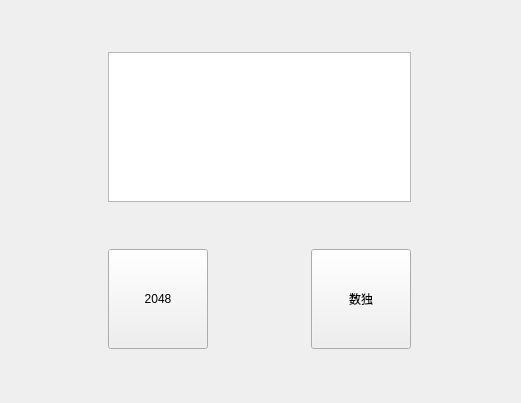
Above: Study/gamecenter.ui from Gyh-NKU/ourQTHomework before the change. Below: the same form after it.
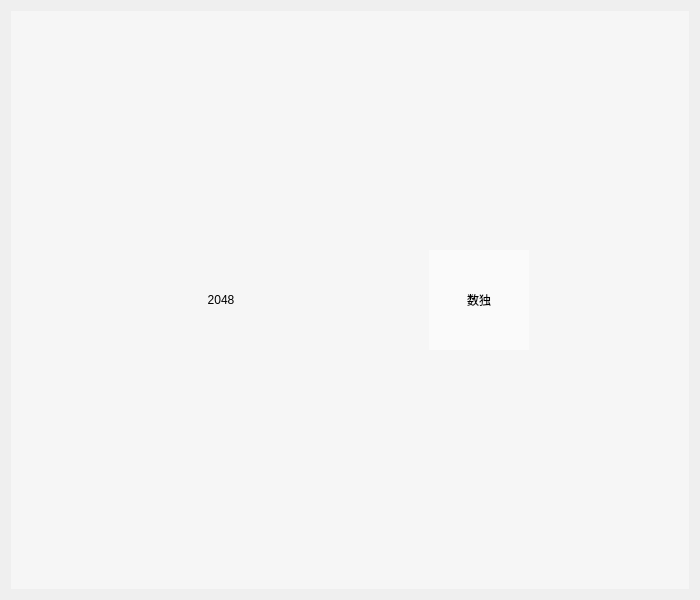
That is the form after the change. Icons and pictures are not drawn.

What changed in the file:
```diff
--- a/Study/gamecenter.ui
+++ b/Study/gamecenter.ui
@@ -6,25 +6,43 @@
    <rect>
     <x>0</x>
     <y>0</y>
-    <width>521</width>
-    <height>403</height>
+    <width>700</width>
+    <height>600</height>
    </rect>
   </property>
-  <property name="windowTitle">
-   <string>Form</string>
-  </property>
-  <layout class="QGridLayout" name="gridLayout">
-   <item row="0" column="0" colspan="2">
-    <widget class="QGraphicsView" name="graphicsView">
      <property name="maximumSize">
       <size>
-       <width>16777215</width>
-       <height>150</height>
-      </size>
-     </property>
-    </widget>
-   </item>
-   <item row="1" column="0">
+    <width>700</width>
+    <height>600</height>
+   </size>
+  </property>
+  <property name="windowTitle">
+   <string>游戏空间</string>
+  </property>
+  <property name="styleSheet">
+   <string notr="true"/>
+  </property>
+  <layout class="QHBoxLayout" name="horizontalLayout_2">
+   <item>
+    <widget class="QWidget" name="widget" native="true">
+     <property name="styleSheet">
+      <string notr="true">background-color: rgba(255, 255, 255, 115);</string>
+     </property>
+     <layout class="QHBoxLayout" name="horizontalLayout">
+      <item>
+       <spacer name="horizontalSpacer_2">
+        <property name="orientation">
+         <enum>Qt::Horizontal</enum>
+        </property>
+        <property name="sizeHint" stdset="0">
+         <size>
+          <width>40</width>
+          <height>20</height>
+         </size>
+        </property>
+       </spacer>
+      </item>
+      <item>
     <widget class="QToolButton" name="toolButton">
      <property name="minimumSize">
       <size>
@@ -32,12 +50,42 @@
        <height>100</height>
       </size>
      </property>
+        <property name="styleSheet">
+         <string notr="true">font: 10pt &quot;微软雅黑&quot;;
+background-color: rgba(255, 255, 255, 0);</string>
+        </property>
      <property name="text">
       <string>2048</string>
      </property>
-    </widget>
-   </item>
-   <item row="1" column="1">
+        <property name="icon">
+         <iconset resource="res.qrc">
+          <normaloff>:/imgs/2048.png</normaloff>:/imgs/2048.png</iconset>
+        </property>
+        <property name="iconSize">
+         <size>
+          <width>100</width>
+          <height>100</height>
+         </size>
+        </property>
+        <property name="autoRaise">
+         <bool>true</bool>
+        </property>
+       </widget>
+      </item>
+      <item>
+       <spacer name="horizontalSpacer">
+        <property name="orientation">
+         <enum>Qt::Horizontal</enum>
+        </property>
+        <property name="sizeHint" stdset="0">
+         <size>
+          <width>40</width>
+          <height>20</height>
+         </size>
+        </property>
+       </spacer>
+      </item>
+      <item>
     <widget class="QToolButton" name="toolButton_2">
      <property name="minimumSize">
       <size>
@@ -45,13 +93,48 @@
        <height>100</height>
       </size>
      </property>
+        <property name="styleSheet">
+         <string notr="true">font: 10pt &quot;微软雅黑&quot;;
+background-color: rgba(255, 255, 255, 115);</string>
+        </property>
      <property name="text">
       <string>数独</string>
      </property>
-    </widget>
-   </item>
-  </layout>
- </widget>
- <resources/>
+        <property name="icon">
+         <iconset resource="res.qrc">
+          <normaloff>:/imgs/sudoku.png</normaloff>:/imgs/sudoku.png</iconset>
+        </property>
+        <property name="iconSize">
+         <size>
+          <width>100</width>
+          <height>100</height>
+         </size>
+        </property>
+        <property name="autoRaise">
+         <bool>true</bool>
+        </property>
+       </widget>
+      </item>
+      <item>
+       <spacer name="horizontalSpacer_3">
+        <property name="orientation">
+         <enum>Qt::Horizontal</enum>
+        </property>
+        <property name="sizeHint" stdset="0">
+         <size>
+          <width>40</width>
+          <height>20</height>
+         </size>
+        </property>
+       </spacer>
+      </item>
+     </layout>
+    </widget>
+   </item>
+  </layout>
+ </widget>
+ <resources>
+  <include location="res.qrc"/>
+ </resources>
  <connections/>
 </ui>
```
Lines whose indentation alone changed are shown as unchanged.
